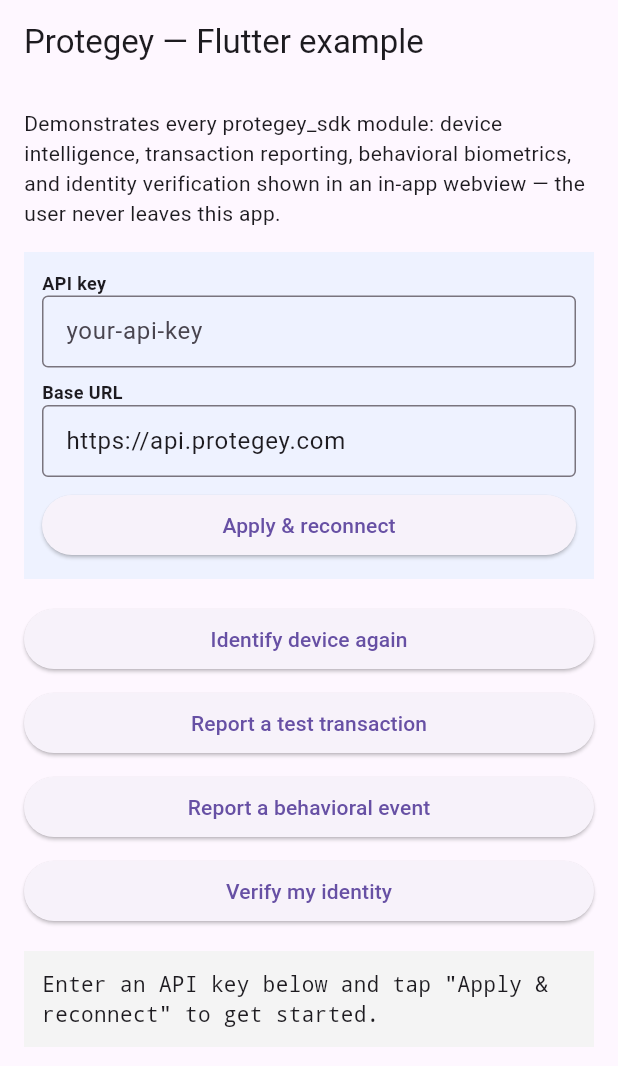
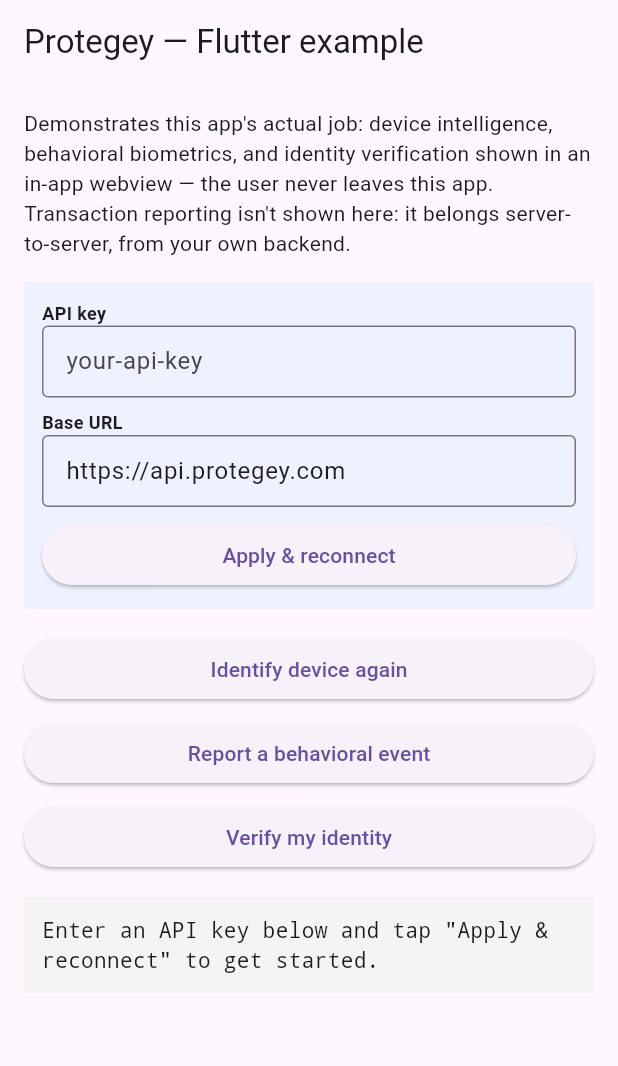
Before and after one commit to protegey/protegey_example_flutter, a Flutter app: the screen it shows after launch, on a phone screen of 412 x 824 dp. Shown: the top 1066 px of the screen. Run offline on Flutter 3.47's test engine with Material 3 defaults, Android fonts, the phone set to English and light mode, and no system bars; our stand-ins replace permission_handler, shared_preferences; missing offline and left inert: protegey_sdk.

Commit message:
chore: remove the "report a transaction" button
Transaction reporting belongs server-to-server, from the partner's
own backend — not from this example app. device.identify() remains:
Protegey now auto-links it to a transaction reported moments later
for the same customer id, with nothing to relay.

Co-Authored-By: Claude Sonnet 5 <noreply@anthropic.com>

```diff
--- a/lib/main.dart
+++ b/lib/main.dart
@@ -48,7 +48,6 @@ class _HomePageState extends State<HomePage> {
   final _apiKeyController = TextEditingController();
   final _baseUrlController = TextEditingController();
   String _log = 'Waiting for device.identify()…';
-  String? _visitorId;
 
   @override
   void initState() {
@@ -102,36 +101,17 @@ class _HomePageState extends State<HomePage> {
     }
     try {
       final result = await protegey.device.identify(externalCustomerId: _customerId);
-      setState(() {
-        _visitorId = result.visitorId;
-        _log = 'device.identify() -> visitorId=${result.visitorId}, action=${result.action}';
-      });
+      setState(() => _log = 'device.identify() -> visitorId=${result.visitorId}, action=${result.action}');
     } catch (err) {
       setState(() => _log = 'device.identify() failed: $err');
     }
   }
 
-  Future<void> _reportTransaction() async {
-    final protegey = _protegey;
-    if (protegey == null) {
-      setState(() => _log = 'Set an API key first.');
-      return;
-    }
-    try {
-      final result = await protegey.transactions.report(TransactionInput(
-        externalTransactionId: 'flutter-example-${DateTime.now().millisecondsSinceEpoch}',
-        externalCustomerId: _customerId,
-        direction: TransactionDirection.debit,
-        amount: 5000,
-        currency: 'XAF',
-        transactionType: 'test',
-        visitorId: _visitorId,
-      ));
-      setState(() => _log = 'transactions.report() -> decision=${result.decision}, riskScore=${result.riskScore}');
-    } catch (err) {
-      setState(() => _log = 'transactions.report() failed: $err');
-    }
-  }
+  // No "report a transaction" call here on purpose: that call belongs server-to-server, from
+  // your own backend (POST /partner-api/transactions), not from this app — see the Flutter SDK
+  // docs' Transactions section. device.identify() above is this app's whole job; as long as your
+  // backend sends the same externalCustomerId on the transaction it reports moments later,
+  // Protegey links the two automatically — nothing to relay yourself.
 
   Future<void> _reportBehavioral() async {
     final protegey = _protegey;
@@ -190,9 +170,10 @@ class _HomePageState extends State<HomePage> {
         child: ListView(
           children: [
             const Text(
-              'Demonstrates every protegey_sdk module: device intelligence, transaction reporting, '
-              'behavioral biometrics, and identity verification shown in an in-app webview — the '
-              'user never leaves this app.',
+              'Demonstrates this app\'s actual job: device intelligence, behavioral biometrics, '
+              'and identity verification shown in an in-app webview — the user never leaves this '
+              'app. Transaction reporting isn\'t shown here: it belongs server-to-server, from '
+              'your own backend.',
             ),
             const SizedBox(height: 16),
             Container(
@@ -214,8 +195,6 @@ class _HomePageState extends State<HomePage> {
             const SizedBox(height: 16),
             ElevatedButton(onPressed: _identifyDevice, child: const Text('Identify device again')),
             const SizedBox(height: 8),
-            ElevatedButton(onPressed: _reportTransaction, child: const Text('Report a test transaction')),
-            const SizedBox(height: 8),
             ElevatedButton(onPressed: _reportBehavioral, child: const Text('Report a behavioral event')),
             const SizedBox(height: 8),
             ElevatedButton(onPressed: _startKyc, child: const Text('Verify my identity')),
```
